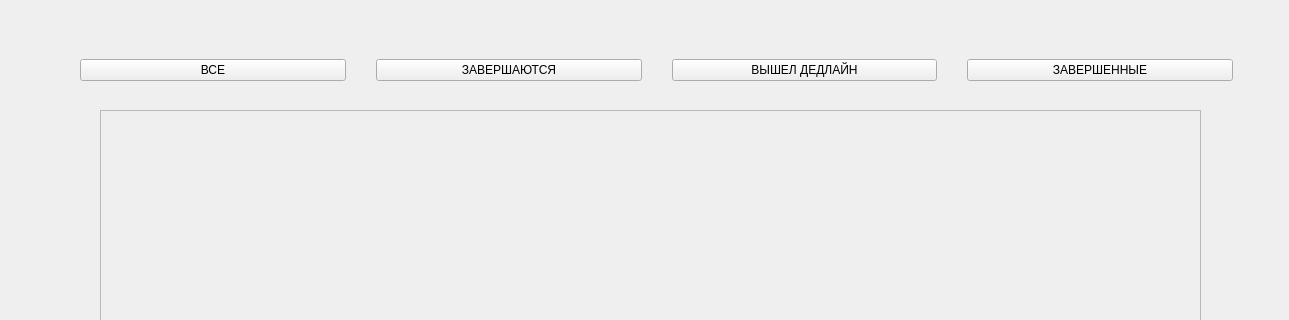
Qt form src/mainwindow.ui (43343/DeadlineList) before a commit; both pictures show x 0 to 1289 and y 0 to 320 of the 1289 by 675 pixel window.
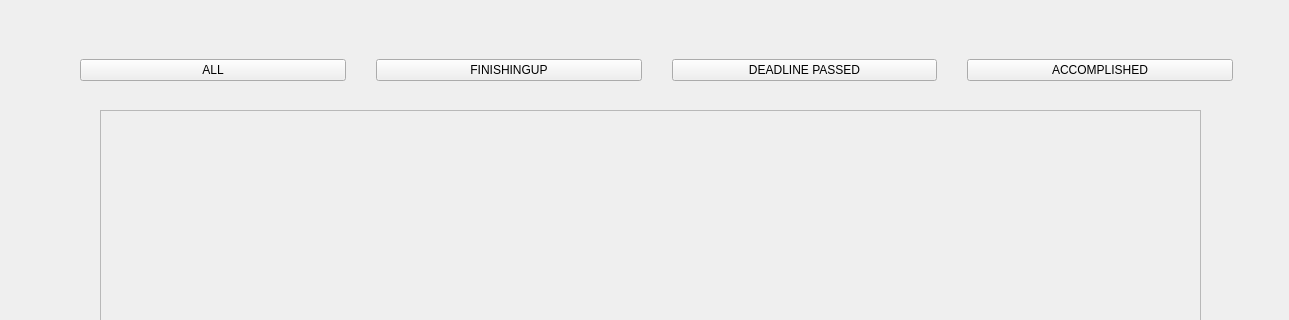
The same form after that commit. Icons and pictures are not drawn. Custom widgets are drawn as their Qt base class.

```diff
--- a/src/mainwindow.ui
+++ b/src/mainwindow.ui
@@ -52,7 +52,7 @@
         <string notr="true"/>
        </property>
        <property name="text">
-        <string>ВСЕ</string>
+        <string>ALL</string>
        </property>
       </widget>
      </item>
@@ -62,7 +62,7 @@
         <string notr="true"/>
        </property>
        <property name="text">
-        <string>ЗАВЕРШАЮТСЯ</string>
+        <string>FINISHINGUP</string>
        </property>
       </widget>
      </item>
@@ -72,7 +72,7 @@
         <string notr="true"/>
        </property>
        <property name="text">
-        <string>ВЫШЕЛ ДЕДЛАЙН</string>
+        <string>DEADLINE PASSED</string>
        </property>
       </widget>
      </item>
@@ -82,7 +82,7 @@
         <string notr="true"/>
        </property>
        <property name="text">
-        <string>ЗАВЕРШЕННЫЕ</string>
+        <string>ACCOMPLISHED</string>
        </property>
       </widget>
      </item>
```
